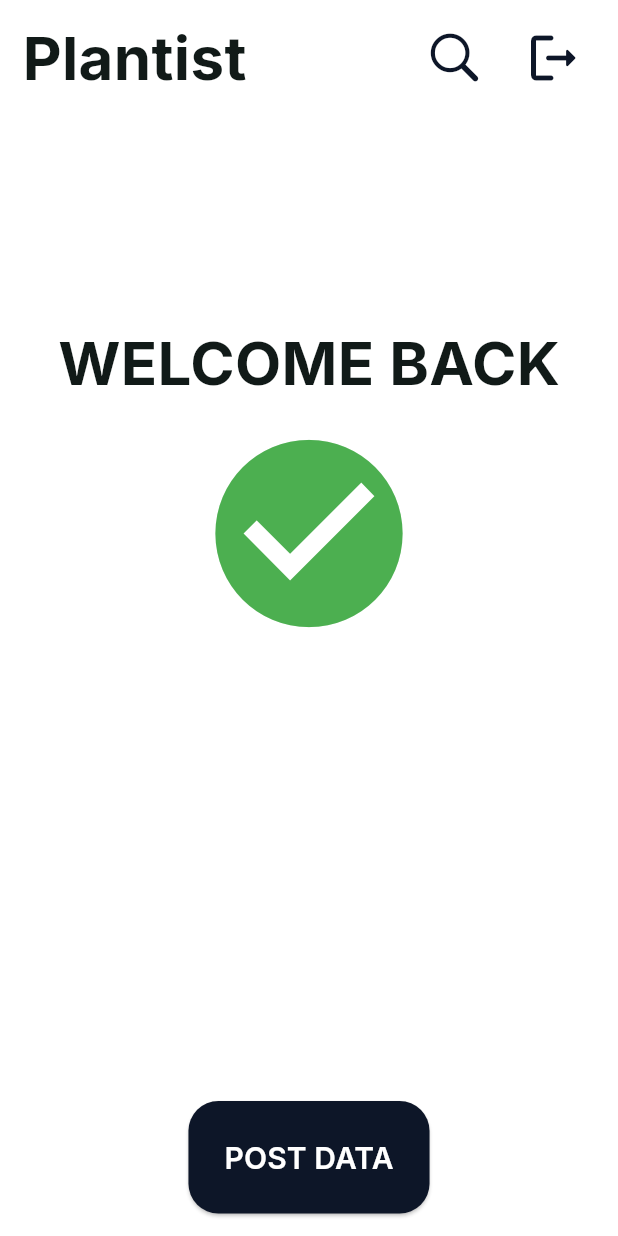
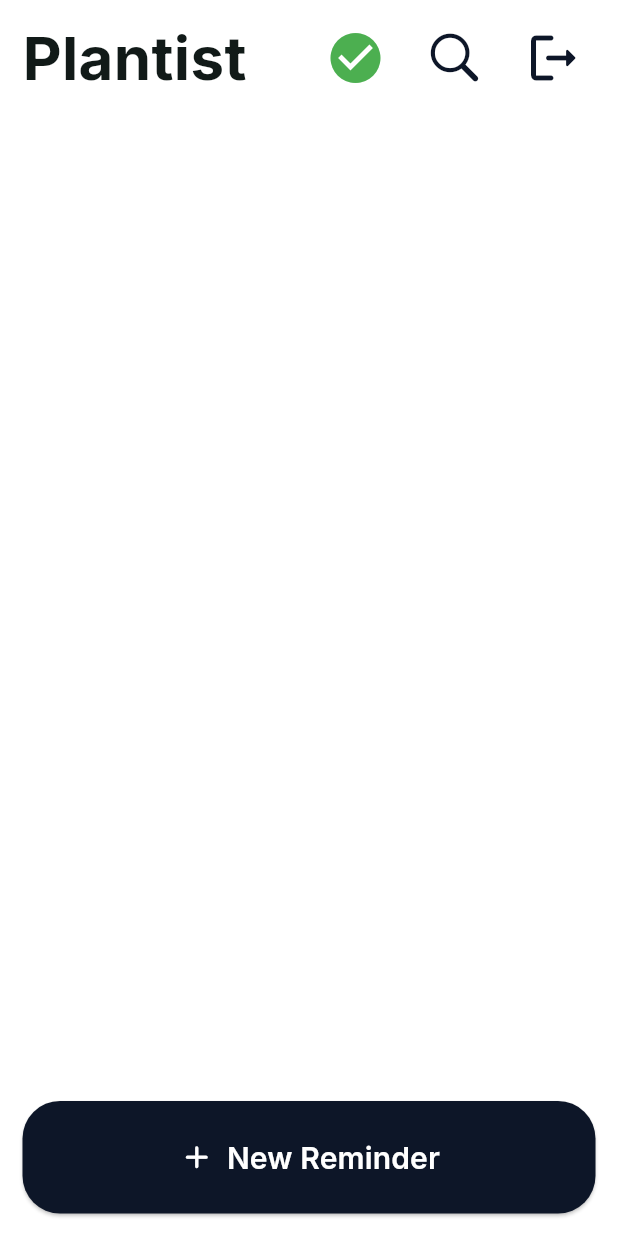
Before and after one commit to Benediximuss/plantist_case_app, a Flutter app: the HomeScreen screen opened by its route, on a phone screen of 412 x 824 dp. Run offline on Flutter 3.47's test engine with Material 3 defaults, Android fonts, the phone set to English and light mode, and no system bars; our stand-ins replace cloud_firestore, firebase_auth, firebase_core, get, google_fonts, simple_shadow; accounts and stored records are empty.

Commit message:
reminder stream

```diff
--- /dev/null
+++ b/lib/controllers/bindings/reminders_binding.dart
@@ -0,0 +1,9 @@
+import 'package:get/get.dart';
+import 'package:plantist_case_app/controllers/reminders_controller.dart';
+
+class RemindersBinding extends Bindings {
+  @override
+  void dependencies() {
+    Get.lazyPut<RemindersController>(() => RemindersController());
+  }
+}
--- /dev/null
+++ b/lib/controllers/bindings/storage_binding.dart
@@ -0,0 +1,9 @@
+import 'package:get/get.dart';
+import 'package:plantist_case_app/controllers/storage_controller.dart';
+
+class StorageBinding extends Bindings {
+  @override
+  void dependencies() {
+    Get.lazyPut<StorageController>(() => StorageController());
+  }
+}
--- /dev/null
+++ b/lib/controllers/reminders_controller.dart
@@ -0,0 +1,22 @@
+import 'package:get/get.dart';
+import 'package:plantist_case_app/controllers/auth_controller.dart';
+import 'package:plantist_case_app/controllers/storage_controller.dart';
+import 'package:plantist_case_app/models/reminder_model.dart';
+
+class RemindersController extends GetxController {
+  late final Rx<List<ReminderModel>> _reminderList =
+      Rx<List<ReminderModel>>(<ReminderModel>[]);
+
+  List<ReminderModel> get reminders => _reminderList.value;
+
+  @override
+  void onInit() {
+    super.onInit();
+    _bindReminders();
+  }
+
+  void _bindReminders() {
+    String uid = Get.find<AuthController>().activeUser!.uid;
+    _reminderList.bindStream(Get.find<StorageController>().reminderStream(uid));
+  }
+}
--- /dev/null
+++ b/lib/models/reminder_model.dart
@@ -0,0 +1,51 @@
+// ignore_for_file: constant_identifier_names
+
+import 'package:cloud_firestore/cloud_firestore.dart';
+
+class ReminderModel {
+  String? id;
+  int priority;
+  String title;
+  String note;
+  Timestamp due;
+  bool completed;
+
+  ReminderModel({
+    this.id,
+    required this.priority,
+    required this.title,
+    required this.note,
+    required this.due,
+    required this.completed,
+  });
+
+  factory ReminderModel.fromDocumentSnapshot(
+      /* QueryDocumentSnapshot<Object?> element, */
+      {required DocumentSnapshot documentSnapshot}) {
+    return ReminderModel(
+      id: documentSnapshot.id,
+      priority: documentSnapshot["priority"],
+      title: documentSnapshot['title'],
+      note: documentSnapshot['note'],
+      due: documentSnapshot['due'],
+      completed: documentSnapshot['completed'],
+    );
+  }
+
+  Map<String, dynamic> toJson() {
+    return {
+      'priority': priority,
+      'title': title,
+      'note': note,
+      'due': due,
+      'completed': completed,
+    };
+  }
+}
+
+enum Priorities {
+  None,
+  Low,
+  Medium,
+  High,
+}
--- /dev/null
+++ b/lib/models/user_model.dart
@@ -0,0 +1,25 @@
+import 'package:cloud_firestore/cloud_firestore.dart';
+
+class UserModel {
+  String id;
+  String email;
+
+  UserModel({
+    required this.id,
+    required this.email,
+  });
+
+  factory UserModel.fromDocumentSnapshot(
+      {required DocumentSnapshot documentSnapshot}) {
+    return UserModel(
+      id: documentSnapshot.id,
+      email: documentSnapshot["email"],
+    );
+  }
+
+  Map<String, dynamic> toJson() {
+    return {
+      'email': email,
+    };
+  }
+}
--- a/lib/routes/app_pages.dart
+++ b/lib/routes/app_pages.dart
@@ -1,4 +1,6 @@
 import 'package:get/get.dart';
+import 'package:plantist_case_app/controllers/bindings/reminders_binding.dart';
+import 'package:plantist_case_app/controllers/bindings/storage_binding.dart';
 import 'package:plantist_case_app/routes/app_routes.dart';
 import 'package:plantist_case_app/screens/home_screen.dart';
 import 'package:plantist_case_app/screens/sign_in_screen.dart';
@@ -22,7 +24,10 @@
     GetPage(
       name: AppRoutes.signUpScreen,
       page: () => SignUpScreen(),
-      binding: CredentialsBinding(),
+      bindings: [
+        CredentialsBinding(),
+        StorageBinding(),
+      ],
     ),
     GetPage(
       name: AppRoutes.signInScreen,
@@ -32,6 +37,10 @@
     GetPage(
       name: AppRoutes.homeScreen,
       page: () => const HomeScreen(),
+      bindings: [
+        StorageBinding(),
+        RemindersBinding(),
+      ],
     ),
   ];
 }
--- a/lib/screens/home_screen.dart
+++ b/lib/screens/home_screen.dart
@@ -1,26 +1,31 @@
 import 'package:flutter/cupertino.dart';
 import 'package:flutter/material.dart';
+import 'package:flutter/widgets.dart';
 import 'package:get/get.dart';
+import 'package:get/get_state_manager/get_state_manager.dart';
 import 'package:plantist_case_app/controllers/auth_controller.dart';
+import 'package:plantist_case_app/controllers/reminders_controller.dart';
 import 'package:plantist_case_app/routes/app_routes.dart';
-import 'package:plantist_case_app/services/firedb.dart';
+import 'package:plantist_case_app/controllers/storage_controller.dart';
+import 'package:plantist_case_app/utils/notification_utils.dart';
 import 'package:plantist_case_app/utils/text_styles.dart';
 import 'package:plantist_case_app/widgets/custom_icon_button.dart';
+import 'package:plantist_case_app/widgets/reminder_card.dart';
 
-class HomeScreen extends StatelessWidget {
+class HomeScreen extends GetWidget<RemindersController> {
   const HomeScreen({super.key});
 
   @override
   Widget build(BuildContext context) {
     return Scaffold(
       body: SafeArea(
-        child: Padding(
-          padding: const EdgeInsets.fromLTRB(15, 10, 15, 15),
         child: Center(
           child: Column(
             mainAxisAlignment: MainAxisAlignment.spaceBetween,
             children: [
-                Row(
+              Padding(
+                padding: const EdgeInsets.fromLTRB(15, 10, 15, 15),
+                child: Row(
                   mainAxisAlignment: MainAxisAlignment.spaceBetween,
                   children: [
                     Text(
@@ -29,6 +34,22 @@
                     ),
                     Row(
                       children: [
+                        IconButton(
+                          icon: Icon(
+                            Icons.check_circle,
+                            color: Get.find<AuthController>().activeUser != null
+                                ? Colors.green
+                                : Colors.grey,
+                            size: TextStyles.titleTextBig().fontSize!,
+                          ),
+                          onPressed: () => NotificationUtils.showCustomSnackbar(
+                              title: 'Welcome back!',
+                              message: Get.find<AuthController>()
+                                      .activeUser
+                                      ?.email ??
+                                  'null'),
+                        ),
+                        const SizedBox(width: 10),
                         IconButton(
                           icon: Icon(
                             CupertinoIcons.search,
@@ -52,29 +73,39 @@
                     ),
                   ],
                 ),
-                Column(
-                  children: [
-                    Text(
-                      'WELCOME BACK',
-                      style: TextStyles.titleTextBig(),
               ),
               const SizedBox(height: 10),
-                    Icon(
-                      Icons.check_circle,
-                      color: Get.find<AuthController>().activeUser != null
-                          ? Colors.green
-                          : Colors.grey,
-                      size: 150,
+              Obx(
+                () => Expanded(
+                  child: Padding(
+                    padding: const EdgeInsets.fromLTRB(15, 10, 0, 15),
+                    child: ListView.builder(
+                      itemCount: controller.reminders.length,
+                      itemBuilder: (_, index) {
+                        return ReminderCard(
+                          reminder: controller.reminders[index],
+                        );
+                      },
+                    ),
+                  ),
+                ),
+              ),
+              const SizedBox(height: 10),
+              Padding(
+                padding: const EdgeInsets.fromLTRB(15, 10, 15, 15),
+                child: Row(
+                  children: [
+                    Expanded(
+                      child: CustomIconButton(
+                        text: 'New Reminder',
+                        onPressed: _postLogic,
+                        icon: Icons.add_rounded,
+                      ),
                     ),
                   ],
                 ),
-                const SizedBox(height: 10),
-                CustomIconButton(
-                  text: 'POST DATA',
-                  onPressed: _postLogic,
               ),
             ],
-            ),
           ),
         ),
       ),
@@ -88,6 +119,6 @@
   }
 
   void _postLogic() {
-    Firedb.postNewItem();
+    Get.find<StorageController>().postNewItem();
   }
 }
--- a/lib/screens/splash_screen.dart
+++ b/lib/screens/splash_screen.dart
@@ -1,8 +1,6 @@
 import 'package:flutter/material.dart';
-import 'package:get/get.dart';
-import 'package:plantist_case_app/controllers/auth_controller.dart';
 
-class SplashScreen extends GetWidget<AuthController> {
+class SplashScreen extends StatelessWidget {
   const SplashScreen({super.key});
 
   @override
--- a/lib/widgets/custom_icon_button.dart
+++ b/lib/widgets/custom_icon_button.dart
@@ -35,7 +35,7 @@
           ),
           shape: MaterialStateProperty.all<OutlinedBorder>(
             RoundedRectangleBorder(
-              borderRadius: BorderRadius.circular(20.0),
+              borderRadius: BorderRadius.circular(25.0),
             ),
           ),
         ),
```
Also changed, not shown: lib/controllers/auth_controller.dart (+13 -3 lines), lib/controllers/storage_controller.dart (added, +95 -0 lines), lib/screens/welcome_screen.dart (+7 -2 lines), lib/services/firedb.dart (deleted, +0 -40 lines), lib/utils/text_styles.dart (+16 -6 lines), lib/widgets/reminder_card.dart (added, +126 -0 lines). Lines whose indentation alone changed are shown as unchanged.
